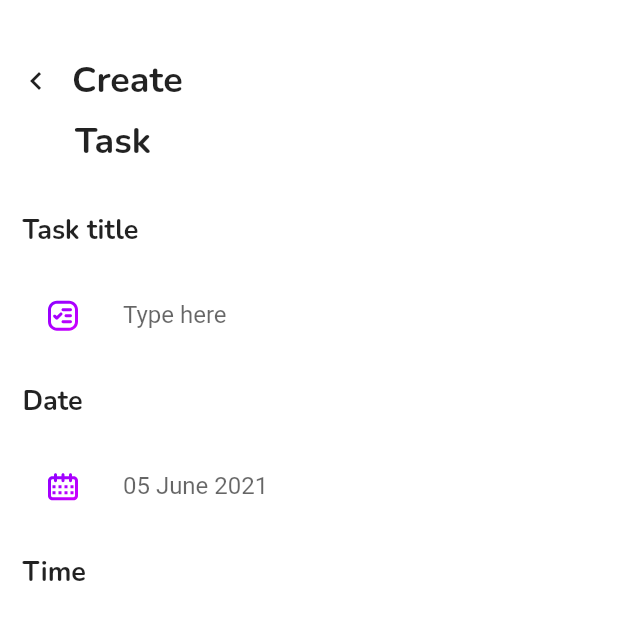
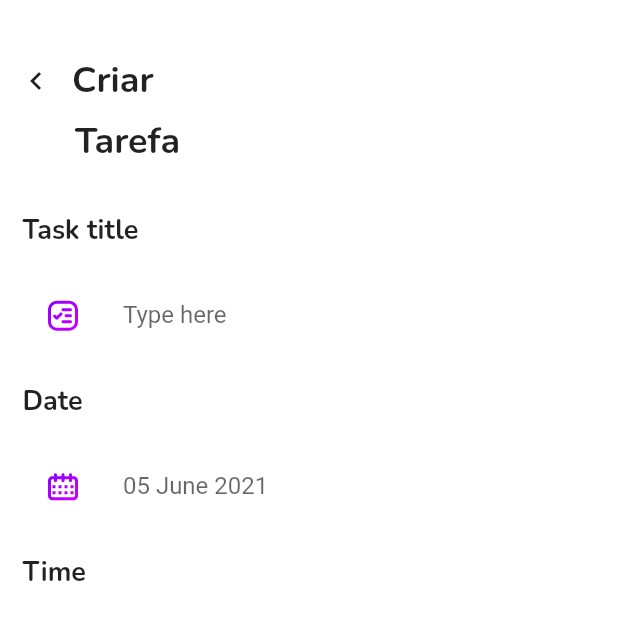
Before and after one commit to CarlosYanBezerraVieira/To_do_List, a Flutter app: the screen it shows after launch, after a tap on the "add" icon, on a phone screen of 412 x 824 dp, the top half of it. Run offline on Flutter 3.47's test engine with Material 2 defaults, Android fonts, the phone set to English and light mode, and no system bars; our stand-ins replace flutter_svg, get, google_fonts, sqflite; accounts and stored records are empty; network calls fail.

Commit message:
counting task done and translating app

```diff
--- a/lib/modules/Home/home_controller.dart
+++ b/lib/modules/Home/home_controller.dart
@@ -16,6 +16,8 @@ class HomeController extends GetxController {
   List<TaskModel> listSelect = [];
 
   var size = 0.0.obs;
+  var sizeTask = 0.obs;
+  var sizeTaskSelect = 0.obs;
 
   @override
   Future<void> onInit() async {
@@ -26,6 +28,7 @@ class HomeController extends GetxController {
   Future<void> getTasks() async {
     final result = await _dataRepository.getListTask();
     tasks.assignAll(result);
+    sizeTask.value = tasks.length;
     filtrar();
   }
 
@@ -60,6 +63,7 @@ class HomeController extends GetxController {
       } else {
         listSelect.add(task);
         tasksSelect.assignAll(listSelect);
+        sizeTaskSelect.value = tasksSelect.length;
         size.value = tasksSelect.length * 0.115;
         return false;
       }
--- a/lib/modules/Home/home_page.dart
+++ b/lib/modules/Home/home_page.dart
@@ -17,7 +17,9 @@ class HomePage extends GetView<HomeController> {
       body: ListView(
         physics: const BouncingScrollPhysics(),
         children: [
-          HomeHeader(),
+          HomeHeader(
+            controller: controller,
+          ),
           Daily(
             controller: controller,
           ),
--- a/lib/modules/Home/widgets/body/daily/daily.dart
+++ b/lib/modules/Home/widgets/body/daily/daily.dart
@@ -23,13 +23,17 @@ class Daily extends StatelessWidget {
                 elevation: 10,
                 child: Container(
                   height: Get.height * controller.size.value,
-                  width: Get.width * 0.875,
+                  width: Get.width * 0.87,
                   decoration: const BoxDecoration(
                       borderRadius: BorderRadius.all(Radius.circular(10)),
                       gradient: LinearGradient(
-                        begin: Alignment.topCenter,
+                        begin: Alignment.topLeft,
                         colors: [
                           Color(0xff7F00FF),
+                          Color(0xff7F00FF),
+                          Color(0xff8C00FF),
+                          Color(0xff8C00FF),
+                          Color(0xffB000FF),
                           Color(0xffE100FF),
                         ],
                       )),
--- a/lib/modules/Home/widgets/body/list_task/widget/item_task.dart
+++ b/lib/modules/Home/widgets/body/list_task/widget/item_task.dart
@@ -52,7 +52,9 @@ class ItemTask extends StatelessWidget {
                         width: Get.width * 0.5,
                         child: Text(
                           model.title ?? '',
-                          textAlign: TextAlign.start,
+                          maxLines: 1,
+                          overflow: TextOverflow.ellipsis,
+                          textAlign: TextAlign.justify,
                           style: GoogleFonts.nunito(
                             textStyle: TextStyle(
                                 color: Color(0xff292929),
--- a/lib/modules/Home/widgets/header/home_header.dart
+++ b/lib/modules/Home/widgets/header/home_header.dart
@@ -1,10 +1,11 @@
 import 'package:flutter/material.dart';
 import 'package:get/get.dart';
 import 'package:google_fonts/google_fonts.dart';
+import 'package:to_do_list/modules/Home/home_controller.dart';
 
 class HomeHeader extends StatelessWidget {
-  const HomeHeader({Key? key}) : super(key: key);
-
+  const HomeHeader({Key? key, required this.controller}) : super(key: key);
+  final HomeController controller;
   @override
   Widget build(BuildContext context) {
     return Material(
@@ -65,14 +66,14 @@ class HomeHeader extends StatelessWidget {
                     crossAxisAlignment: CrossAxisAlignment.start,
                     children: [
                       Text(
-                        "Today",
+                        "Suas",
                         style: GoogleFonts.nunito(
                           textStyle: TextStyle(
                               fontWeight: FontWeight.bold, fontSize: 24),
                         ),
                       ),
                       Text(
-                        "Schedule",
+                        "Tarefas",
                         style: GoogleFonts.nunito(
                           textStyle: TextStyle(
                               fontWeight: FontWeight.bold, fontSize: 24),
@@ -82,8 +83,8 @@ class HomeHeader extends StatelessWidget {
                   ),
                   Padding(
                     padding: EdgeInsets.only(top: 30),
-                    child: Text(
-                      "2/10 Task today",
+                    child: Obx(() => Text(
+                          "${controller.sizeTaskSelect}/${controller.sizeTask} Tarefas realizadas",
                           style: GoogleFonts.nunito(
                             textStyle: TextStyle(
                               color: Color(0xff7F00FF),
@@ -91,7 +92,7 @@ class HomeHeader extends StatelessWidget {
                               fontWeight: FontWeight.bold,
                             ),
                           ),
-                    ),
+                        )),
                   ),
                 ],
               ),
--- a/lib/modules/create_task/widgets/header/header_create_taks.dart
+++ b/lib/modules/create_task/widgets/header/header_create_taks.dart
@@ -18,7 +18,7 @@ class HeaderCreateTask extends StatelessWidget {
                 IconButton(
                     onPressed: () => Get.back(),
                     icon: Icon(Icons.chevron_left)),
-                Text("Create",
+                Text("Criar",
                     style: GoogleFonts.nunito(
                         textStyle: TextStyle(fontWeight: FontWeight.bold),
                         fontSize: 24)),
@@ -26,7 +26,7 @@ class HeaderCreateTask extends StatelessWidget {
             ),
             Padding(
               padding: const EdgeInsets.only(left: 50),
-              child: Text("Task",
+              child: Text("Tarefa",
                   style: GoogleFonts.nunito(
                       textStyle: TextStyle(fontWeight: FontWeight.bold),
                       fontSize: 24)),
```
Also changed, not shown: lib/modules/Home/widgets/body/daily/widget/item_daily.dart (+8 -2 lines). Lines whose indentation alone changed are shown as unchanged.
